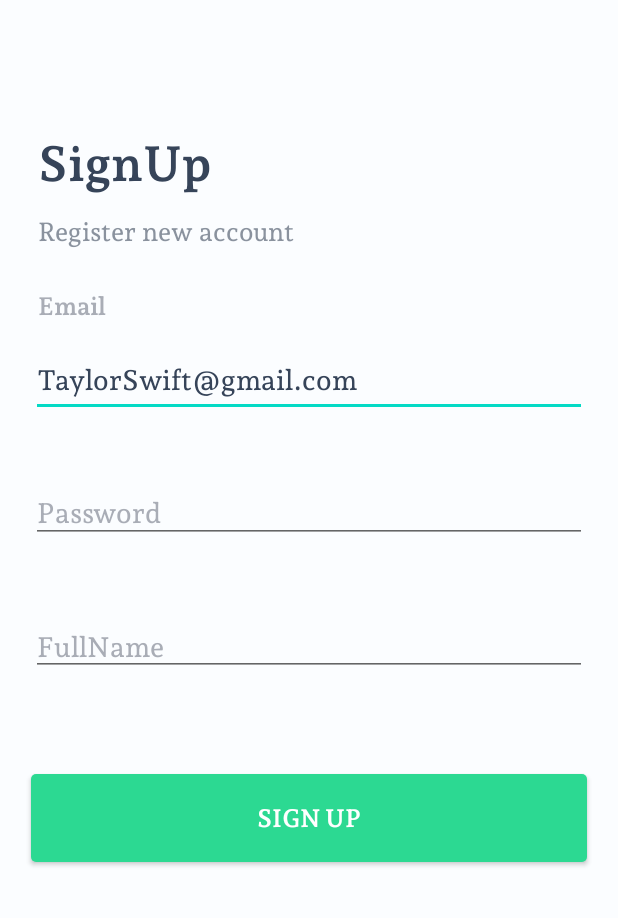
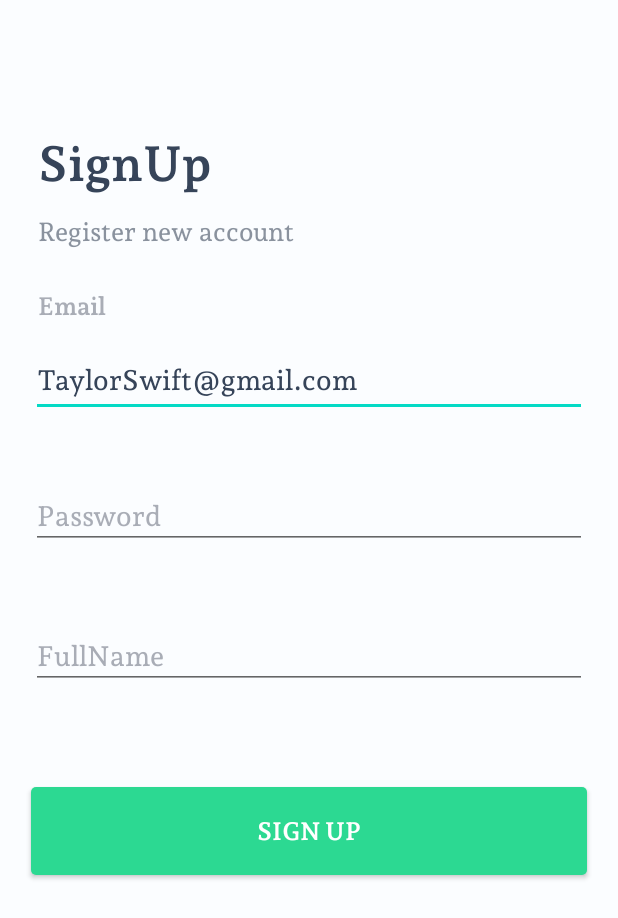
Before and after one commit to phuong1012001/Plant_Apps, an Android app: the SignupScreenActivity screen opened directly, with no data from a screen before it, on a phone screen of 412 x 824 dp. Shown: the top 918 px of the screen. Run offline under Robolectric (Android 15) with nearby library versions, the phone set to English and light mode, and no system bars; our stand-ins replace data binding.

Commit message:
second commit

```diff
--- a/app/src/main/java/com/phngsapplication/app/modules/forgetpassscreenone/data/model/ForgetPassScreenOneModel.kt
+++ b/app/src/main/java/com/phngsapplication/app/modules/forgetpassscreenone/data/model/ForgetPassScreenOneModel.kt
@@ -25,11 +25,5 @@ data class ForgetPassScreenOneModel(
   /**
    * TODO Replace with dynamic value
    */
-  var txt2019Planthink: String? =
-      MyApp.getInstance().resources.getString(R.string.msg_2019_planthink)
-  ,
-  /**
-   * TODO Replace with dynamic value
-   */
   var etEmailOneValue: String? = null
 )
--- a/app/src/main/java/com/phngsapplication/app/modules/forgetpassscreenzero/data/model/ForgetPassScreenZeroModel.kt
+++ b/app/src/main/java/com/phngsapplication/app/modules/forgetpassscreenzero/data/model/ForgetPassScreenZeroModel.kt
@@ -16,11 +16,5 @@ data class ForgetPassScreenZeroModel(
    */
   var txtPasswordhasbe: String? =
       MyApp.getInstance().resources.getString(R.string.msg_password_has_be)
-  ,
-  /**
-   * TODO Replace with dynamic value
-   */
-  var txt2019Planthink: String? =
-      MyApp.getInstance().resources.getString(R.string.msg_2019_planthink)
 
 )
--- a/app/src/main/java/com/phngsapplication/app/modules/loginscreen/data/model/LoginScreenModel.kt
+++ b/app/src/main/java/com/phngsapplication/app/modules/loginscreen/data/model/LoginScreenModel.kt
@@ -41,12 +41,6 @@ data class LoginScreenModel(
   /**
    * TODO Replace with dynamic value
    */
-  var txt2019Planthink: String? =
-      MyApp.getInstance().resources.getString(R.string.msg_2019_planthink)
-  ,
-  /**
-   * TODO Replace with dynamic value
-   */
   var etEmailOneValue: String? = null,
   /**
    * TODO Replace with dynamic value
--- a/app/src/main/java/com/phngsapplication/app/modules/signupscreen/data/model/SignupScreenModel.kt
+++ b/app/src/main/java/com/phngsapplication/app/modules/signupscreen/data/model/SignupScreenModel.kt
@@ -24,12 +24,6 @@ data class SignupScreenModel(
   /**
    * TODO Replace with dynamic value
    */
-  var txt2019Planthink: String? =
-      MyApp.getInstance().resources.getString(R.string.msg_2019_planthink)
-  ,
-  /**
-   * TODO Replace with dynamic value
-   */
   var etEmailOneValue: String? = null,
   /**
    * TODO Replace with dynamic value
--- a/app/src/main/java/com/phngsapplication/app/modules/signupscreen/ui/SignupScreenActivity.kt
+++ b/app/src/main/java/com/phngsapplication/app/modules/signupscreen/ui/SignupScreenActivity.kt
@@ -7,6 +7,8 @@ import androidx.activity.viewModels
 import com.phngsapplication.app.R
 import com.phngsapplication.app.appcomponents.base.BaseActivity
 import com.phngsapplication.app.databinding.ActivitySignupScreenBinding
+import com.phngsapplication.app.modules.forgetpassscreenzero.ui.ForgetPassScreenZeroActivity
+import com.phngsapplication.app.modules.loginscreen.ui.LoginScreenActivity
 import com.phngsapplication.app.modules.signupscreen.`data`.viewmodel.SignupScreenVM
 import kotlin.String
 import kotlin.Unit
@@ -21,6 +23,10 @@ class SignupScreenActivity :
   }
 
   override fun setUpClicks(): Unit {
+    binding.btnSignUpOne.setOnClickListener {
+      val destIntent = LoginScreenActivity.getIntent(this, null)
+      startActivity(destIntent)
+    }
   }
 
   companion object {
--- a/app/src/main/res/layout/activity_signup_screen.xml
+++ b/app/src/main/res/layout/activity_signup_screen.xml
@@ -27,92 +27,96 @@
             android:singleLine="true"
             android:text="@{signupScreenVM.signupScreenModel.txtRegisternewac}"
             style="@style/txtAndadaProromanmedium16" tools:text="@string/msg_register_new_ac"/>
-        <TextView android:ellipsize="end" android:id="@+id/txtEmail"
+
+        <TextView
+            android:id="@+id/txtEmail"
+            style="@style/txtAndadaProromanbold15_2"
+            android:layout_width="wrap_content"
             android:layout_height="wrap_content"
-            android:layout_marginEnd="@dimen/_23pxh"
             android:layout_marginStart="@dimen/_23pxh"
             android:layout_marginTop="@dimen/_23pxv"
-            android:layout_width="wrap_content"
+            android:layout_marginEnd="@dimen/_23pxh"
+            android:ellipsize="end"
             android:singleLine="true"
             android:text="@{signupScreenVM.signupScreenModel.txtEmail}"
-            style="@style/txtAndadaProromanbold15_2" tools:text="@string/lbl_email"/>
-        <EditText android:ellipsize="end"
-            android:hint="@string/msg_taylorswift_gma"
+            tools:ignore="TextSizeCheck"
+            tools:text="@string/lbl_email" />
+
+        <EditText
             android:id="@+id/etEmailOne"
-            android:inputType="textEmailAddress"
+            style="@style/etAndadaProromanmedium17"
+            android:layout_width="match_parent"
             android:layout_height="wrap_content"
-            android:layout_marginEnd="@dimen/_19pxh"
             android:layout_marginStart="@dimen/_19pxh"
             android:layout_marginTop="@dimen/_12pxv"
-            android:layout_width="match_parent"
+            android:layout_marginEnd="@dimen/_19pxh"
+            android:ellipsize="end"
+            android:hint="@string/msg_taylorswift_gma"
+            android:inputType="textEmailAddress"
+            android:minHeight="48dp"
+            android:paddingEnd="@dimen/_30pxh"
             android:paddingBottom="@dimen/_10pxv"
-            android:paddingEnd="@dimen/_30pxh" android:singleLine="true"
+            android:singleLine="true"
             android:text="@={signupScreenVM.signupScreenModel.etEmailOneValue}"
             android:textColorHint="@color/bluegray_800"
-            style="@style/etAndadaProromanmedium17" tools:ignore="Autofill"/>
-        <EditText android:ellipsize="end"
-            android:hint="@string/lbl_password"
+            tools:ignore="Autofill" />
+
+        <EditText
             android:id="@+id/etGroupNinety"
-            android:inputType="textPassword"
+            style="@style/etAndadaProromanmedium17_1"
+            android:layout_width="match_parent"
             android:layout_height="wrap_content"
-            android:layout_marginEnd="@dimen/_19pxh"
             android:layout_marginStart="@dimen/_19pxh"
             android:layout_marginTop="@dimen/_38pxv"
-            android:layout_width="match_parent"
+            android:layout_marginEnd="@dimen/_19pxh"
+            android:ellipsize="end"
+            android:hint="@string/lbl_password"
+            android:inputType="textPassword"
+            android:minHeight="48dp"
+            android:paddingEnd="@dimen/_30pxh"
             android:paddingBottom="@dimen/_6pxv"
-            android:paddingEnd="@dimen/_30pxh" android:singleLine="true"
+            android:singleLine="true"
             android:text="@={signupScreenVM.signupScreenModel.etGroupNinetyValue}"
             android:textColorHint="@color/gray_600_90"
-            style="@style/etAndadaProromanmedium17_1" tools:ignore="Autofill"/>
-        <EditText android:ellipsize="end"
-            android:hint="@string/lbl_fullname"
-            android:id="@+id/etGroupNinetyTwo" android:inputType="text"
+            tools:ignore="Autofill" />
+
+        <EditText
+            android:id="@+id/etGroupNinetyTwo"
+            style="@style/etAndadaProromanmedium17_1"
+            android:layout_width="match_parent"
             android:layout_height="wrap_content"
-            android:layout_marginEnd="@dimen/_19pxh"
             android:layout_marginStart="@dimen/_19pxh"
             android:layout_marginTop="@dimen/_43pxv"
-            android:layout_width="match_parent"
+            android:layout_marginEnd="@dimen/_19pxh"
+            android:ellipsize="end"
+            android:hint="@string/lbl_fullname"
+            android:inputType="text"
+            android:minHeight="48dp"
+            android:paddingEnd="@dimen/_30pxh"
             android:paddingBottom="@dimen/_5pxv"
-            android:paddingEnd="@dimen/_30pxh" android:singleLine="true"
+            android:singleLine="true"
             android:text="@={signupScreenVM.signupScreenModel.etGroupNinetyTwoValue}"
             android:textColorHint="@color/gray_600_90"
-            style="@style/etAndadaProromanmedium17_1" tools:ignore="Autofill"/>
+            tools:ignore="Autofill" />
+
         <androidx.appcompat.widget.AppCompatButton
-            android:ellipsize="end" android:gravity="center"
             android:id="@+id/btnSignUpOne"
+            style="@style/btnSolidRounded_1"
+            android:layout_width="match_parent"
             android:layout_height="wrap_content"
-            android:layout_marginEnd="@dimen/_19pxh"
             android:layout_marginStart="@dimen/_19pxh"
             android:layout_marginTop="@dimen/_62pxv"
-            android:layout_width="match_parent"
+            android:layout_marginEnd="@dimen/_19pxh"
+            android:ellipsize="end"
+            android:gravity="center"
+            android:paddingStart="@dimen/_30pxh"
+            android:paddingTop="@dimen/_16pxv"
+            android:paddingEnd="@dimen/_30pxh"
             android:paddingBottom="@dimen/_16pxv"
-            android:paddingEnd="@dimen/_30pxh"
-            android:paddingStart="@dimen/_30pxh"
-            android:paddingTop="@dimen/_16pxv" android:singleLine="true"
+            android:singleLine="true"
             android:text="@string/lbl_sign_up2"
-            android:textAllCaps="false" style="@style/btnSolidRounded_1" tools:text="@string/lbl_sign_up2"/>
-<!--        <FrameLayout android:id="@+id/frameStack2019planthink"-->
-<!--            android:layout_height="@dimen/_291pxv"-->
-<!--            android:layout_marginTop="@dimen/_10pxv" android:layout_width="match_parent">-->
-<!--            <TextView android:ellipsize="end"-->
-<!--                android:id="@+id/txt2019Planthink"-->
-<!--                android:layout_gravity="bottom|center"-->
-<!--                android:layout_height="wrap_content"-->
-<!--                android:layout_marginBottom="@dimen/_8pxv"-->
-<!--                android:layout_marginEnd="@dimen/_109pxh"-->
-<!--                android:layout_marginStart="@dimen/_109pxh"-->
-<!--                android:layout_marginTop="@dimen/_10pxv"-->
-<!--                android:layout_width="wrap_content"-->
-<!--                android:singleLine="true"-->
-<!--                android:text="@{signupScreenVM.signupScreenModel.txt2019Planthink}"-->
-<!--                style="@style/txtSFProTextregular9" tools:text="@string/msg_2019_planthink"/>-->
-<!--            <ImageView android:id="@+id/imageKeyboards"-->
-<!--                android:layout_gravity="start"-->
-<!--                android:layout_height="@dimen/_291pxh"-->
-<!--                android:layout_width="match_parent"-->
-<!--                android:scaleType="fitXY"-->
-<!--                imageRes="@{@drawable/img_keyboards}"-->
-<!--                tools:ignore="ContentDescription" tools:src="@drawable/img_keyboards"/>-->
-<!--        </FrameLayout>-->
+            android:textAllCaps="false"
+            tools:ignore="TextSizeCheck"
+            tools:text="@string/lbl_sign_up2" />
     </LinearLayout>
 </layout>
--- a/app/src/main/res/values/strings.xml
+++ b/app/src/main/res/values/strings.xml
@@ -111,7 +111,6 @@
     <string name="msg_taylorswift_gma2">TaylorSwift@gmail.com </string>
     <string name="lbl_email">Email</string>
     <string name="lbl_photo">PHOTO</string>
-    <string name="msg_2019_planthink">2019 ?Planthink. All rights reserved.</string>
     <string name="lbl_cactus">CACTUS</string>
     <string name="lbl_plantae">Plantae</string>
     <string name="lbl_vegetables">VEGETABLES</string>
```
Also changed, not shown: app/src/main/java/com/phngsapplication/app/modules/forgetpassscreenone/ui/ForgetPassScreenOneActivity.kt (+7 -0 lines), app/src/main/java/com/phngsapplication/app/modules/forgetpassscreenzero/ui/ForgetPassScreenZeroActivity.kt (+10 -0 lines), app/src/main/res/layout/activity_forget_pass_screen_one.xml (+35 -41 lines), app/src/main/res/layout/activity_forget_pass_screen_zero.xml (+0 -12 lines), app/src/main/res/layout/activity_login_screen.xml (+59 -55 lines).
